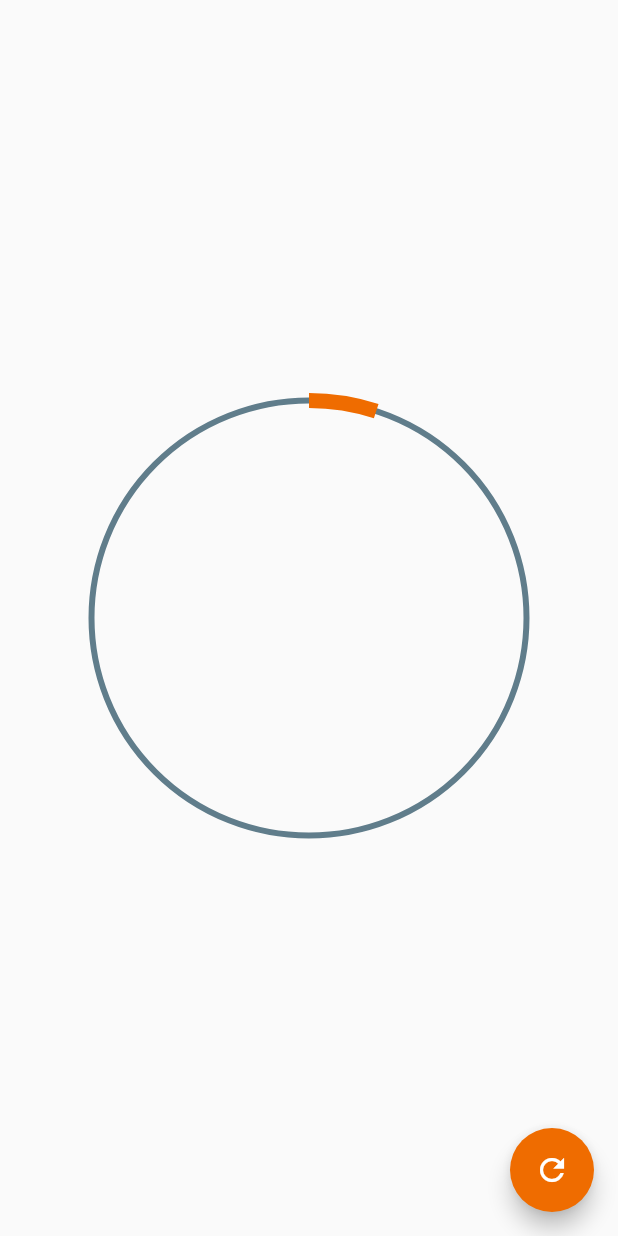
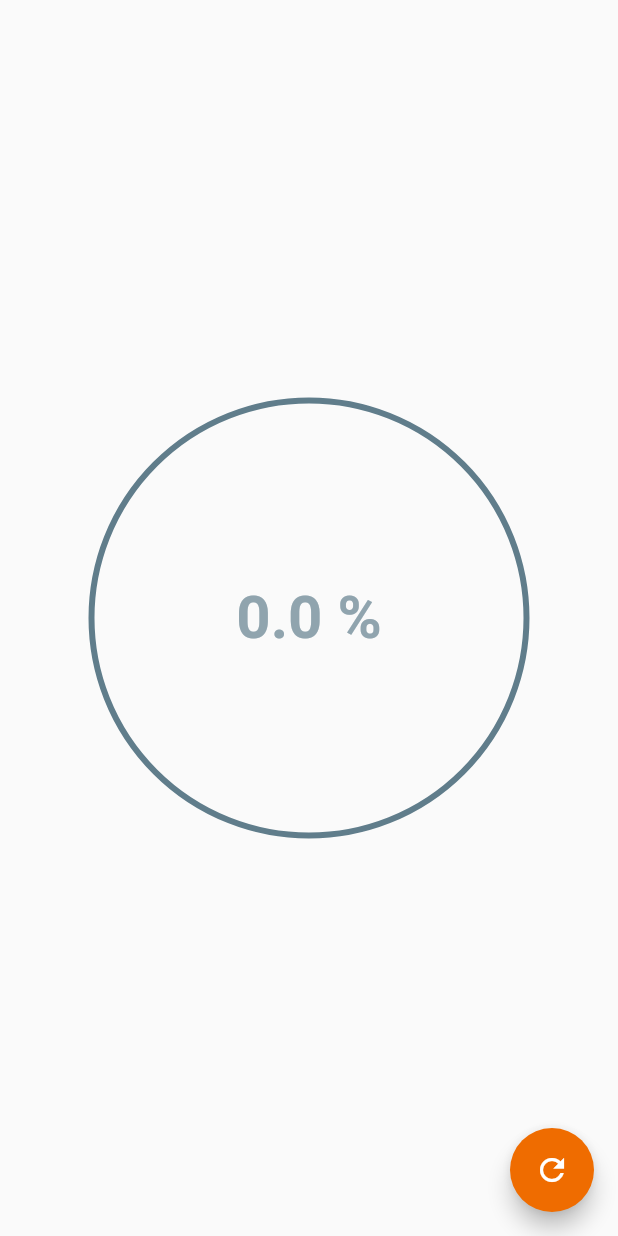
Before and after one commit to marshalmori/circular_progress_bar, a Flutter app: the screen it shows after launch, on a phone screen of 412 x 824 dp. Run offline on Flutter 3.47's test engine with Material 2 defaults, Android fonts, the phone set to English and light mode, and no system bars.

Commit message:
Text Percentage

```diff
--- a/lib/pages/circular_progress_page.dart
+++ b/lib/pages/circular_progress_page.dart
@@ -8,7 +8,7 @@ class CircularProgressPage extends StatefulWidget {
 }
 
 class _CircularProgressPageState extends State<CircularProgressPage> {
-  double percentage = 5;
+  double percentage = 0;
 
   @override
   Widget build(BuildContext context) {
@@ -32,9 +32,30 @@ class _CircularProgressPageState extends State<CircularProgressPage> {
           height: 300,
           //color: Colors.red,
           child: CustomPaint(
+            child: Center(
+              child: TextPercentage(percentage: percentage),
+            ),
             painter: _RadialProgress(percentage),
           ),
         ),
+      ),
+    );
+  }
+}
+
+class TextPercentage extends StatelessWidget {
+  TextPercentage({@required this.percentage});
+
+  final double percentage;
+
+  @override
+  Widget build(BuildContext context) {
+    return Text(
+      '$percentage %',
+      style: TextStyle(
+        fontSize: 40.0,
+        fontWeight: FontWeight.bold,
+        color: Colors.blueGrey.shade300,
       ),
     );
   }
```
